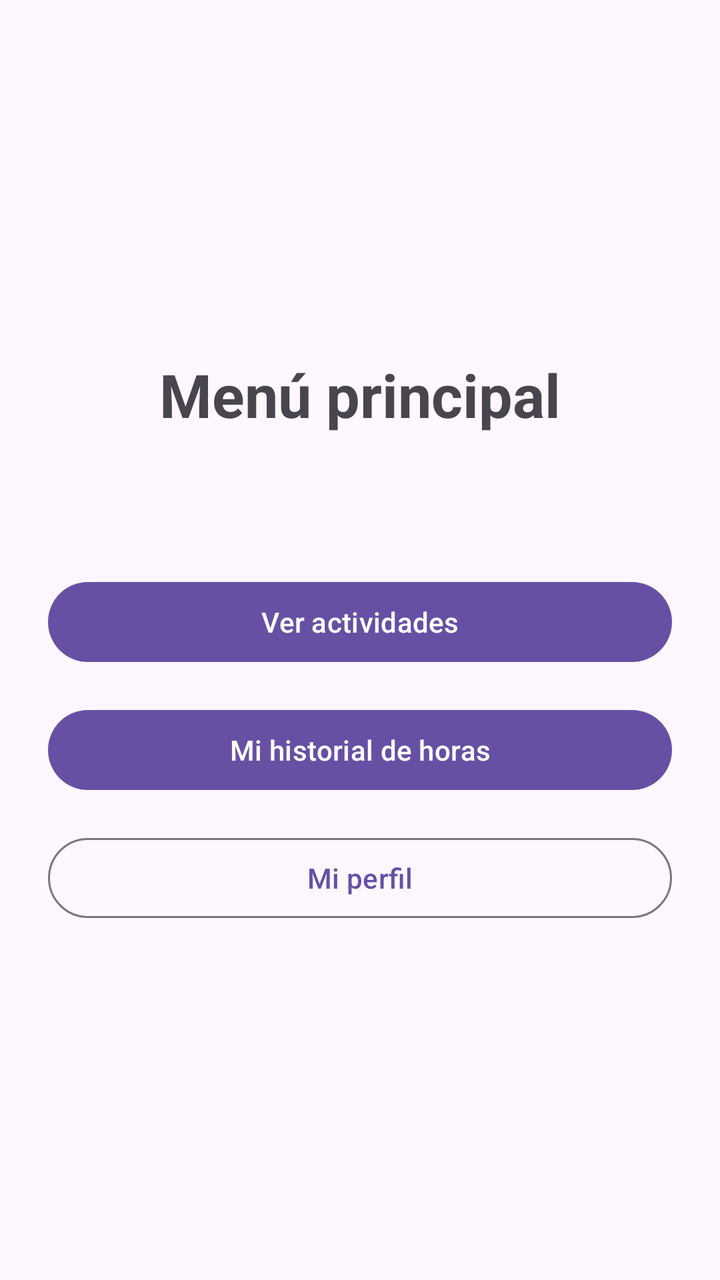
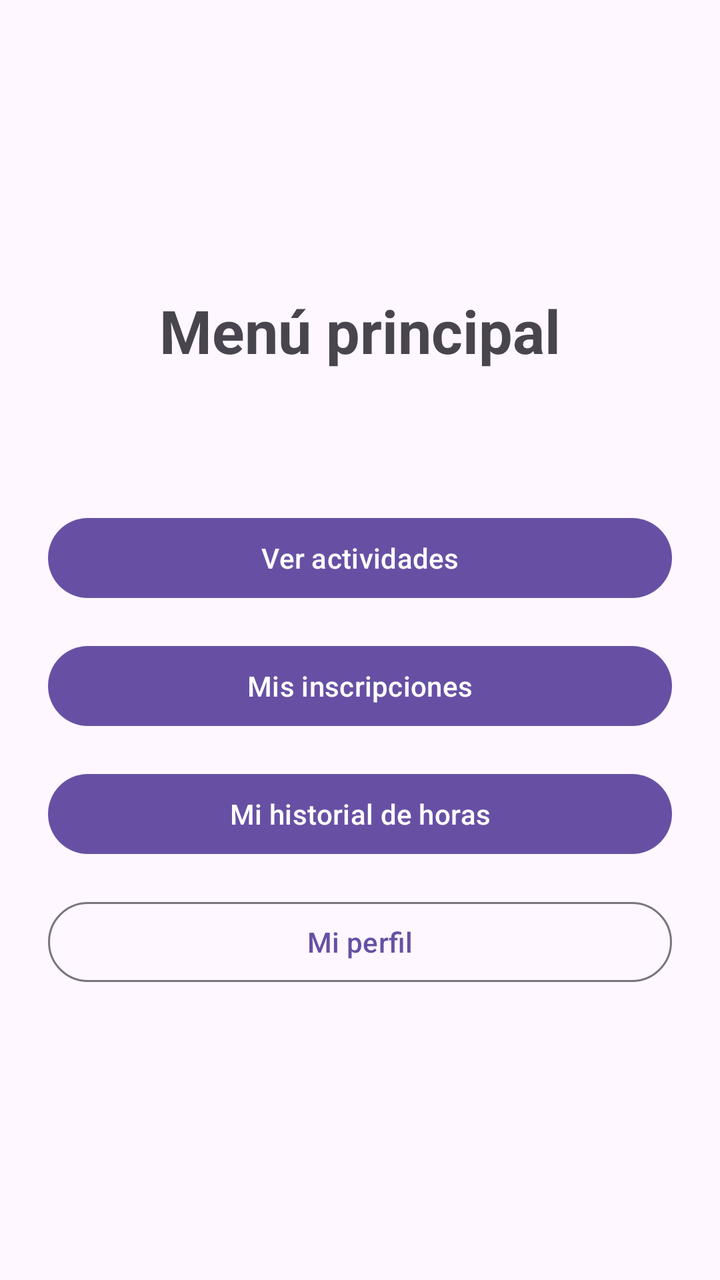

The first picture is an Android layout as it rendered before a commit; the second is the same layout after the commit. The layout source and the unified diff follow.
<!-- AndroidManifest.xml: application theme Theme.Proyecto -->
<!-- res/layout/activity_menu_principal.xml -->
<?xml version="1.0" encoding="utf-8"?>
<androidx.constraintlayout.widget.ConstraintLayout xmlns:android="http://schemas.android.com/apk/res/android"
    xmlns:app="http://schemas.android.com/apk/res-auto"
    xmlns:tools="http://schemas.android.com/tools"
    android:id="@+id/main"
    android:layout_width="match_parent"
    android:layout_height="match_parent"
    tools:context=".MenuPrincipalActivity">

    <TextView
        android:id="@+id/tvTituloMenu"
        android:layout_width="wrap_content"
        android:layout_height="wrap_content"
        android:text="@string/menu_titulo"
        android:textSize="30sp"
        android:textStyle="bold"
        app:layout_constraintBottom_toTopOf="@id/tvBienvenida"
        app:layout_constraintEnd_toEndOf="parent"
        app:layout_constraintStart_toStartOf="parent"
        app:layout_constraintTop_toTopOf="parent"
        app:layout_constraintVertical_chainStyle="packed" />

    <TextView
        android:id="@+id/tvBienvenida"
        android:layout_width="0dp"
        android:layout_height="wrap_content"
        android:layout_marginStart="24dp"
        android:layout_marginTop="8dp"
        android:layout_marginEnd="24dp"
        android:gravity="center"
        android:textSize="16sp"
        app:layout_constraintBottom_toTopOf="@id/btnVerActividades"
        app:layout_constraintEnd_toEndOf="parent"
        app:layout_constraintStart_toStartOf="parent"
        app:layout_constraintTop_toBottomOf="@id/tvTituloMenu" />

    <com.google.android.material.button.MaterialButton
        android:id="@+id/btnVerActividades"
        android:layout_width="0dp"
        android:layout_height="wrap_content"
        android:layout_marginStart="24dp"
        android:layout_marginTop="40dp"
        android:layout_marginEnd="24dp"
        android:text="@string/btn_ver_actividades"
        app:layout_constraintBottom_toTopOf="@id/btnMiHistorial"
        app:layout_constraintEnd_toEndOf="parent"
        app:layout_constraintStart_toStartOf="parent"
        app:layout_constraintTop_toBottomOf="@id/tvBienvenida" />

    <com.google.android.material.button.MaterialButton
        android:id="@+id/btnMiHistorial"
        android:layout_width="0dp"
        android:layout_height="wrap_content"
        android:layout_marginStart="24dp"
        android:layout_marginTop="16dp"
        android:layout_marginEnd="24dp"
        android:text="@string/btn_mi_historial"
        app:layout_constraintBottom_toTopOf="@id/btnMiPerfil"
        app:layout_constraintEnd_toEndOf="parent"
        app:layout_constraintStart_toStartOf="parent"
        app:layout_constraintTop_toBottomOf="@id/btnVerActividades" />

    <com.google.android.material.button.MaterialButton
        android:id="@+id/btnMiPerfil"
        style="?attr/materialButtonOutlinedStyle"
        android:layout_width="0dp"
        android:layout_height="wrap_content"
        android:layout_marginStart="24dp"
        android:layout_marginTop="16dp"
        android:layout_marginEnd="24dp"
        android:text="@string/btn_mi_perfil"
        app:layout_constraintBottom_toBottomOf="parent"
        app:layout_constraintEnd_toEndOf="parent"
        app:layout_constraintStart_toStartOf="parent"
        app:layout_constraintTop_toBottomOf="@id/btnMiHistorial" />

</androidx.constraintlayout.widget.ConstraintLayout>
<!-- resources referenced by this layout -->
<resources>
  <string name="btn_mi_historial">Mi historial de horas</string>
  <string name="btn_mi_perfil">Mi perfil</string>
  <string name="btn_ver_actividades">Ver actividades</string>
  <string name="menu_titulo">Menú principal</string>
  <style name="Theme.Proyecto" parent="Base.Theme.Proyecto" />
  <style name="Base.Theme.Proyecto" parent="Theme.Material3.DayNight.NoActionBar">
          
          
      </style>
</resources>

<!-- the commit's change to res/layout/activity_menu_principal.xml (unified diff, before → after) -->
@@ -42,10 +42,23 @@
         android:layout_marginTop="40dp"
         android:layout_marginEnd="24dp"
         android:text="@string/btn_ver_actividades"
+        app:layout_constraintBottom_toTopOf="@id/btnMisInscripciones"
+        app:layout_constraintEnd_toEndOf="parent"
+        app:layout_constraintStart_toStartOf="parent"
+        app:layout_constraintTop_toBottomOf="@id/tvBienvenida" />
+
+    <com.google.android.material.button.MaterialButton
+        android:id="@+id/btnMisInscripciones"
+        android:layout_width="0dp"
+        android:layout_height="wrap_content"
+        android:layout_marginStart="24dp"
+        android:layout_marginTop="16dp"
+        android:layout_marginEnd="24dp"
+        android:text="@string/btn_mis_inscripciones"
         app:layout_constraintBottom_toTopOf="@id/btnMiHistorial"
         app:layout_constraintEnd_toEndOf="parent"
         app:layout_constraintStart_toStartOf="parent"
-        app:layout_constraintTop_toBottomOf="@id/tvBienvenida" />
+        app:layout_constraintTop_toBottomOf="@id/btnVerActividades" />
 
     <com.google.android.material.button.MaterialButton
         android:id="@+id/btnMiHistorial"
@@ -58,7 +71,7 @@
         app:layout_constraintBottom_toTopOf="@id/btnMiPerfil"
         app:layout_constraintEnd_toEndOf="parent"
         app:layout_constraintStart_toStartOf="parent"
-        app:layout_constraintTop_toBottomOf="@id/btnVerActividades" />
+        app:layout_constraintTop_toBottomOf="@id/btnMisInscripciones" />
 
     <com.google.android.material.button.MaterialButton
         android:id="@+id/btnMiPerfil"
<!-- resource entries referenced after the edit -->
@@ -2,6 +2,7 @@
 <resources>
   <string name="btn_mi_historial">Mi historial de horas</string>
   <string name="btn_mi_perfil">Mi perfil</string>
+  <string name="btn_mis_inscripciones">Mis inscripciones</string>
   <string name="btn_ver_actividades">Ver actividades</string>
   <string name="menu_titulo">Menú principal</string>
   <style name="Theme.Proyecto" parent="Base.Theme.Proyecto" />
